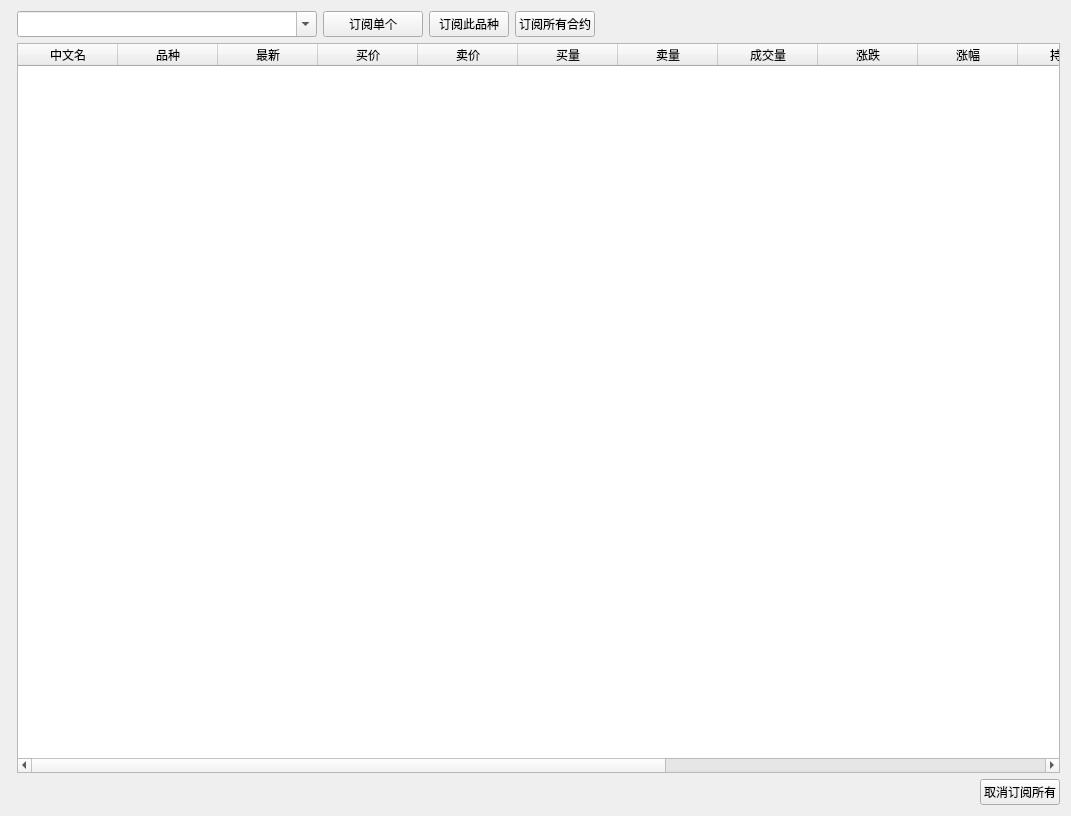
Old version of the form app/ui/market.ui in the repository ctpbee/ctpbee_desktop.
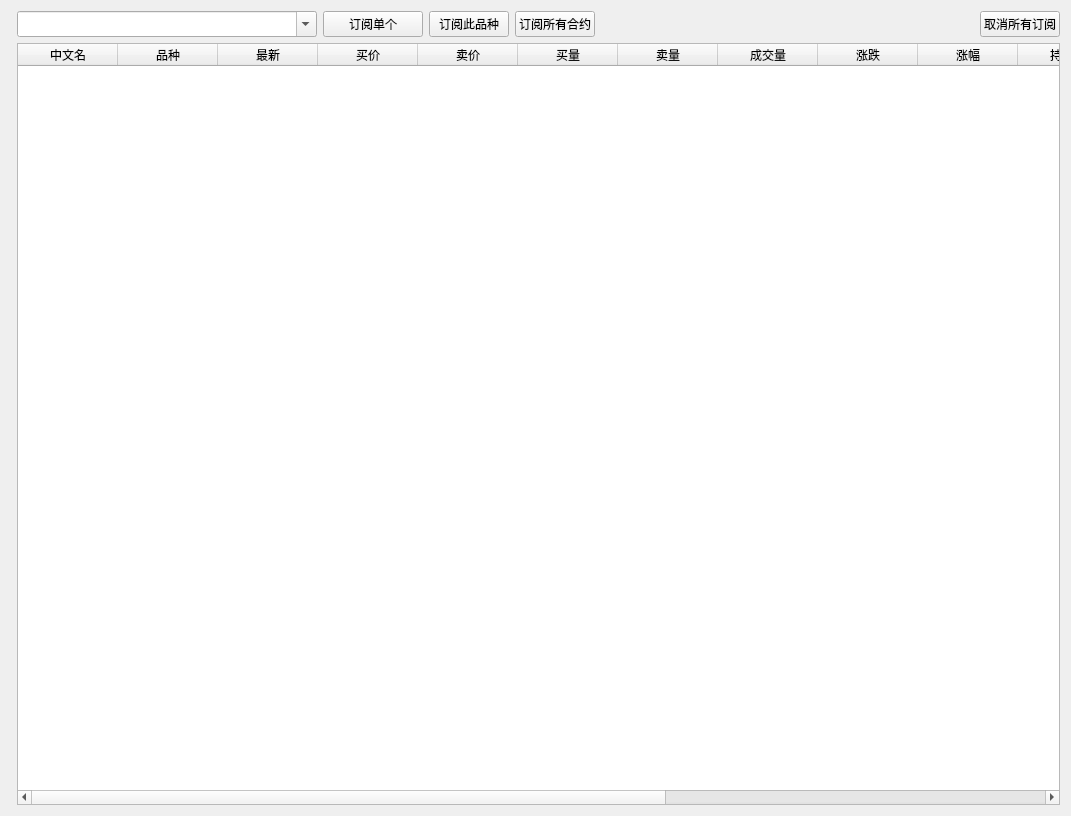
New version of the form.

Patch:
```diff
--- a/app/ui/market.ui
+++ b/app/ui/market.ui
@@ -21,7 +21,7 @@
   </property>
   <layout class="QFormLayout" name="formLayout">
    <item row="6" column="1">
-    <layout class="QHBoxLayout" name="horizontalLayout" stretch="4,5,0,0,4">
+    <layout class="QHBoxLayout" name="horizontalLayout" stretch="4,5,0,0,4,0">
      <item>
       <widget class="QComboBox" name="symbol_list">
        <property name="sizePolicy">
@@ -84,6 +84,13 @@
        </property>
       </spacer>
      </item>
+     <item>
+      <widget class="QPushButton" name="unsubscribe">
+       <property name="text">
+        <string>取消所有订阅</string>
+       </property>
+      </widget>
+     </item>
     </layout>
    </item>
    <item row="9" column="1">
@@ -206,30 +213,6 @@
      </column>
     </widget>
    </item>
-   <item row="11" column="1">
-    <layout class="QHBoxLayout" name="horizontalLayout_2">
-     <item>
-      <spacer name="horizontalSpacer_2">
-       <property name="orientation">
-        <enum>Qt::Horizontal</enum>
-       </property>
-       <property name="sizeHint" stdset="0">
-        <size>
-         <width>40</width>
-         <height>20</height>
-        </size>
-       </property>
-      </spacer>
-     </item>
-     <item>
-      <widget class="QPushButton" name="unsubscribe">
-       <property name="text">
-        <string>取消订阅所有</string>
-       </property>
-      </widget>
-     </item>
-    </layout>
-   </item>
   </layout>
  </widget>
  <resources/>
```
